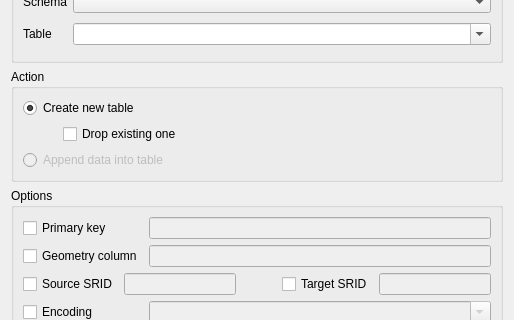
Old version of the form python/plugins/db_manager/ui/DlgImportVector.ui in the repository qgis/QGIS; both pictures show x 0 to 514 and y 164 to 484 of the 514 by 590 pixel window.
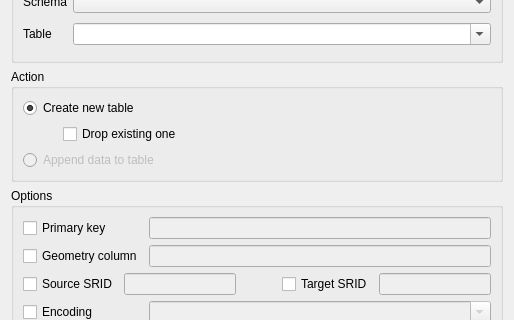
New version of the form.

```diff
--- a/python/plugins/db_manager/ui/DlgImportVector.ui
+++ b/python/plugins/db_manager/ui/DlgImportVector.ui
@@ -189,7 +189,7 @@
          <bool>false</bool>
         </property>
         <property name="text">
-         <string>Append data into table</string>
+         <string>Append data to table</string>
         </property>
        </widget>
       </item>
```
